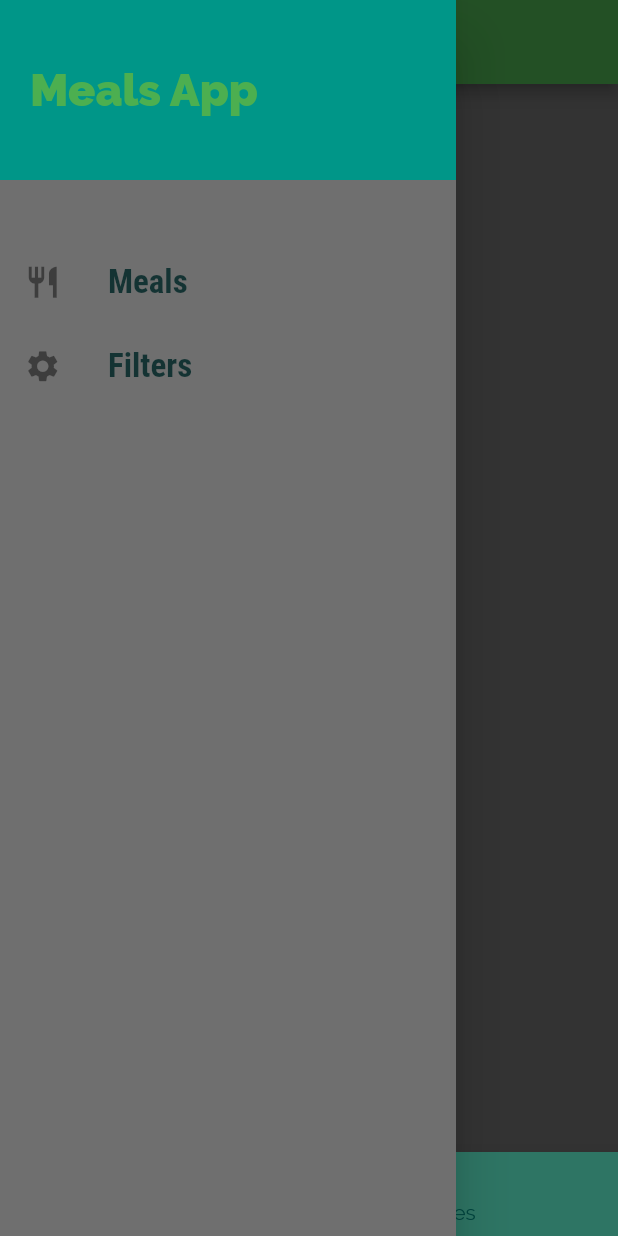
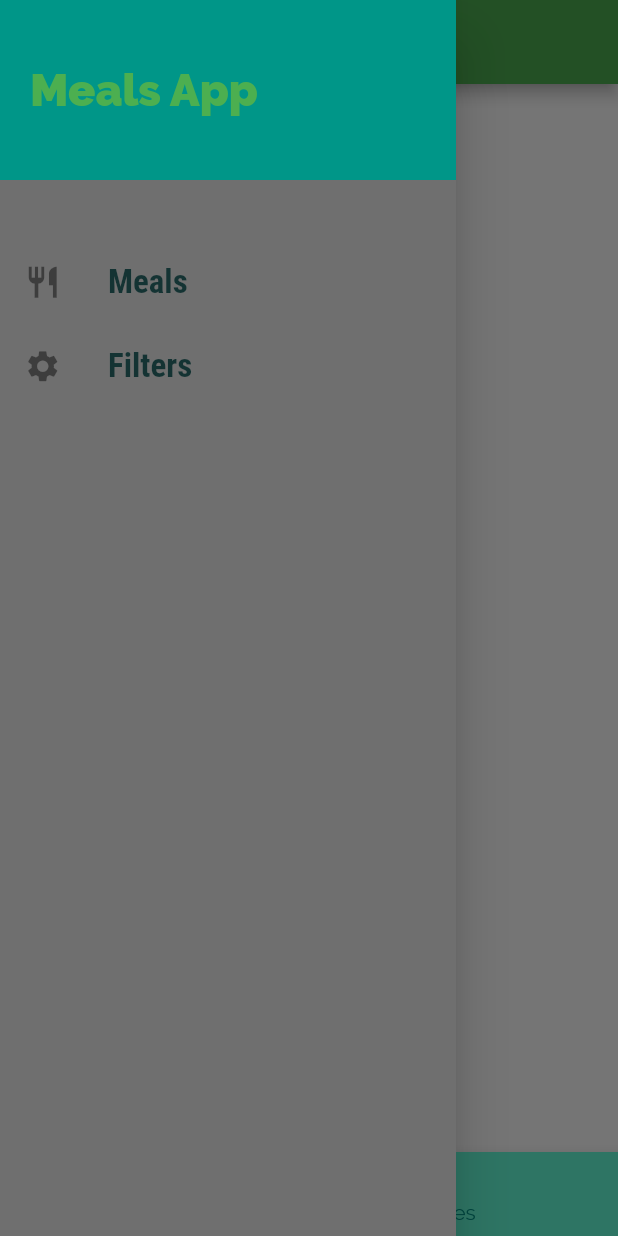
Before and after one commit to bastolasuraj/learningDarrt, a Flutter app: the screen it shows after launch, item 2 of the bottom bar chosen, with the side drawer open, on a phone screen of 412 x 824 dp. Run offline on Flutter 3.47's test engine with Material 2 defaults, Android fonts, the phone set to English and light mode, and no system bars.

```diff
--- a/lib/main.dart
+++ b/lib/main.dart
@@ -1,4 +1,5 @@
 import 'package:flutter/material.dart';
+import 'package:mealsApp/screens/filtersScreen.dart';
 import './screens/tabScreen.dart';
 import './screens/mealDetail_screen.dart';
 import './screens/categoryMeals_screen.dart';
@@ -38,6 +39,7 @@ class MyApp extends StatelessWidget {
         '/': (ctx) => TabsScreen(),
         CategoryMeals.routeNames: (ctx) => CategoryMeals(),
         MealDetails.routeNames: (ctx) => MealDetails(),
+        FiltersScreen.routeNames: (cts)=>FiltersScreen(),
       },
       onUnknownRoute: (settings) {
         return MaterialPageRoute(
--- a/lib/screens/favoriteScreen.dart
+++ b/lib/screens/favoriteScreen.dart
@@ -3,8 +3,11 @@ import 'package:flutter/material.dart';
 class FavoriteScreen extends StatelessWidget {
   @override
   Widget build(BuildContext context) {
-    return Container(
-
+    return Scaffold(
+      backgroundColor: Colors.white,
+      body: Center(
+        child: Text("Hello"),
+      ),
     );
   }
 }
--- a/lib/widgets/appDrawer.dart
+++ b/lib/widgets/appDrawer.dart
@@ -1,7 +1,8 @@
 import 'package:flutter/material.dart';
+import 'package:mealsApp/screens/filtersScreen.dart';
 
 class MainDrawer extends StatelessWidget {
-  Widget buildListTiles(String title, IconData icon) {
+  Widget buildListTiles(String title, IconData icon, Function onTapHandler) {
     return ListTile(
       leading: Icon(
         icon,
@@ -14,7 +15,7 @@ class MainDrawer extends StatelessWidget {
             fontSize: 22,
             fontWeight: FontWeight.bold),
       ),
-      onTap: () {},
+      onTap: onTapHandler,
     );
   }
 
@@ -40,8 +41,21 @@ class MainDrawer extends StatelessWidget {
           SizedBox(
             height: 40,
           ),
-          buildListTiles("Meals", Icons.restaurant),
-          buildListTiles("Filters", Icons.settings),
+          buildListTiles(
+            "Meals",
+            Icons.restaurant,
+            () {
+              Navigator.of(context).pushReplacementNamed('/');
+            },
+          ),
+          buildListTiles(
+            "Filters",
+            Icons.settings,
+            () {
+              Navigator.of(context)
+                  .pushReplacementNamed(FiltersScreen.routeNames);
+            },
+          ),
         ],
       ),
     );
```
Also changed, not shown: lib/screens/categoryMeals_screen.dart (+46 -18 lines), lib/screens/filtersScreen.dart (added, +23 -0 lines), lib/screens/mealDetail_screen.dart (+8 -2 lines), lib/widgets/meal_item.dart (+12 -3 lines).
